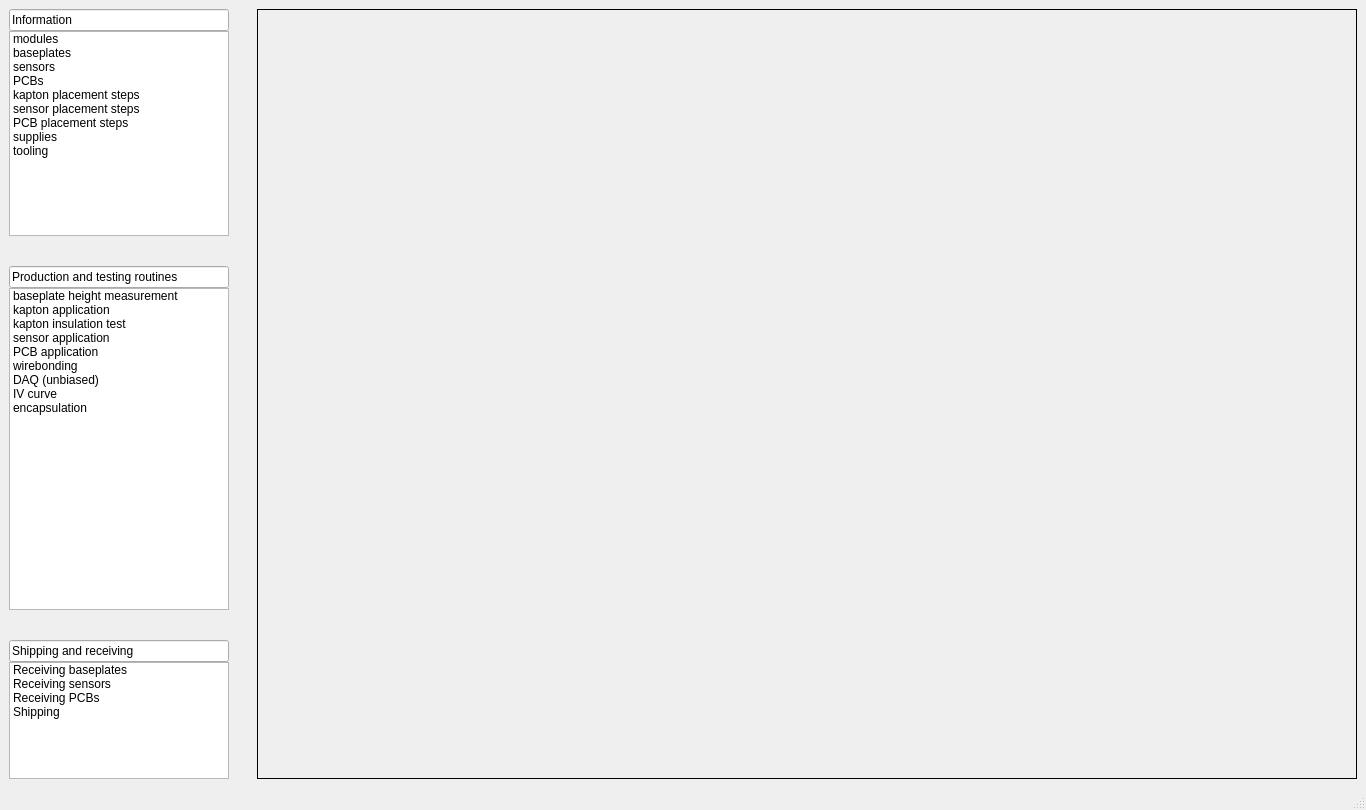
Old version of the form main_ui/mainwindow.ui in the repository IncandelaLab/SharedUI.
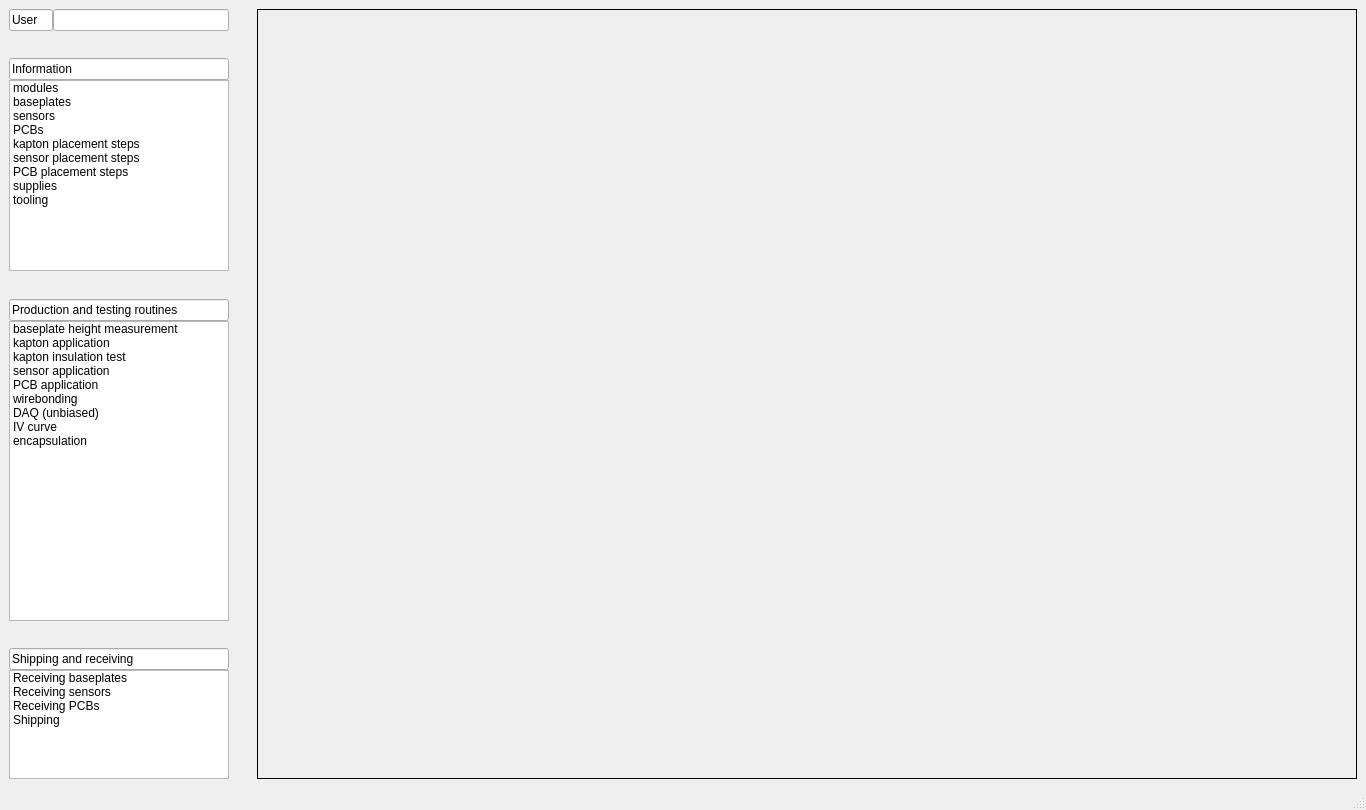
New version of the form.

```diff
--- a/main_ui/mainwindow.ui
+++ b/main_ui/mainwindow.ui
@@ -21,13 +21,46 @@
        <number>0</number>
       </property>
       <item>
-       <layout class="QVBoxLayout" name="vlUISelect" stretch="1,7,1,1,11,1,1,4">
+       <layout class="QVBoxLayout" name="vlUISelect" stretch="0,1,1,7,1,1,11,1,1,4">
         <property name="spacing">
          <number>0</number>
         </property>
         <property name="sizeConstraint">
          <enum>QLayout::SetDefaultConstraint</enum>
         </property>
+        <item>
+         <layout class="QHBoxLayout" name="horizontalLayout" stretch="1,4">
+          <property name="spacing">
+           <number>0</number>
+          </property>
+          <item>
+           <widget class="QLineEdit" name="lineEdit_3">
+            <property name="text">
+             <string>User</string>
+            </property>
+            <property name="readOnly">
+             <bool>true</bool>
+            </property>
+           </widget>
+          </item>
+          <item>
+           <widget class="QLineEdit" name="leUser"/>
+          </item>
+         </layout>
+        </item>
+        <item>
+         <spacer name="verticalSpacer_3">
+          <property name="orientation">
+           <enum>Qt::Vertical</enum>
+          </property>
+          <property name="sizeHint" stdset="0">
+           <size>
+            <width>20</width>
+            <height>40</height>
+           </size>
+          </property>
+         </spacer>
+        </item>
         <item>
          <widget class="QLineEdit" name="leInformation">
           <property name="text">
```
